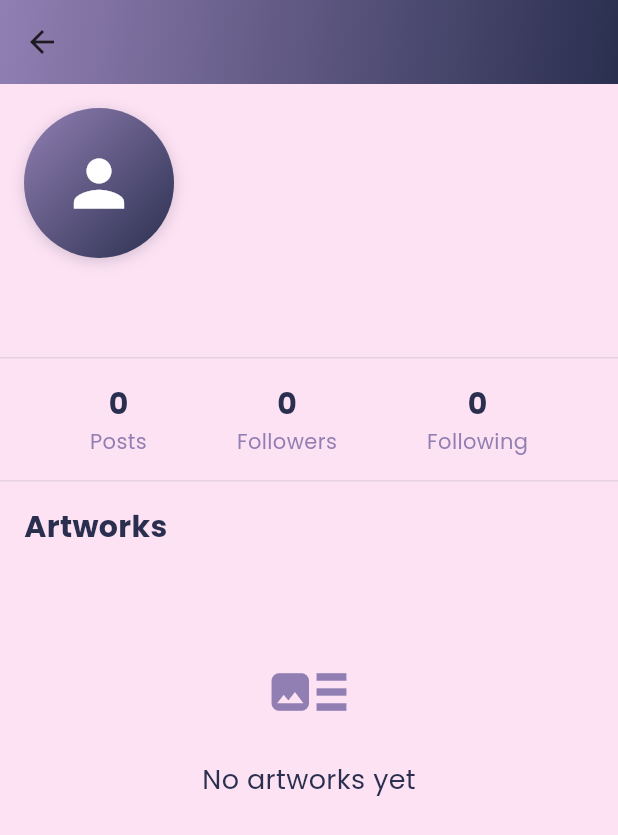
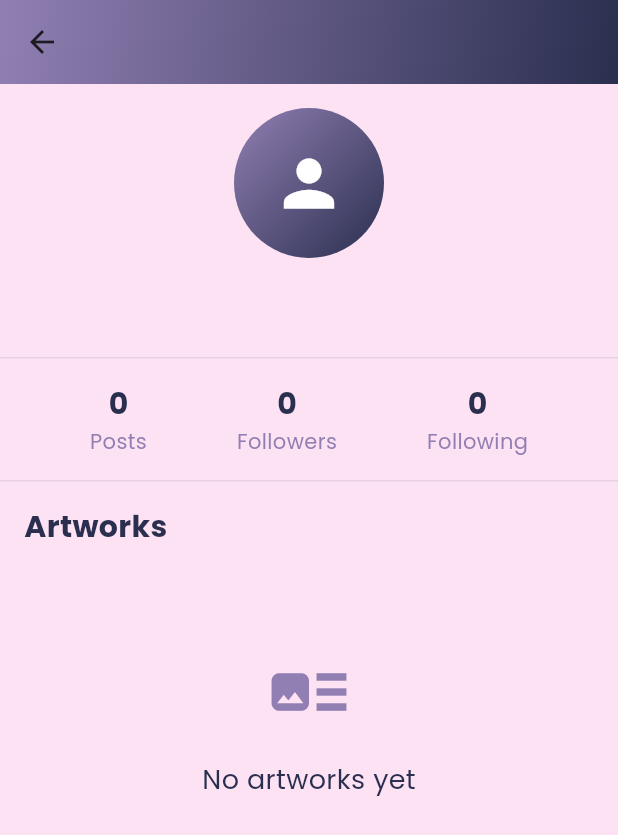
Before and after one commit to SeanParaiso/designerX, a Flutter app: the ArtistProfileScreen screen opened directly with empty values, on a phone screen of 412 x 824 dp. Shown: the top 835 px of the screen. Run offline on Flutter 3.47's test engine with Material 3 defaults, Android fonts, the light colour scheme and no system bars; our stand-ins replace cloud_firestore, firebase_auth, firebase_core, firebase_storage, google_fonts, image_picker and 1 more; accounts and stored records are empty.

Commit message:
fixed art profile display

```diff
--- a/lib/screens/artist_profile_screen.dart
+++ b/lib/screens/artist_profile_screen.dart
@@ -117,11 +117,19 @@ class ArtistProfileScreen extends StatelessWidget {
                 // Profile Header
                 Container(
                   padding: const EdgeInsets.all(16),
+                  width: double.infinity,
                   child: Column(
+                    crossAxisAlignment: CrossAxisAlignment.center,
+                    mainAxisAlignment: MainAxisAlignment.center,
                     children: [
-                      Container(
+                      Center(
+                        child: Container(
                           width: 100,
                           height: 100,
+                          child: CircleAvatar(
+                            radius: 50,
+                            backgroundColor: Colors.transparent,
+                            child: Container(
                               decoration: BoxDecoration(
                                 shape: BoxShape.circle,
                                 gradient: LinearGradient(
@@ -129,18 +137,33 @@ class ArtistProfileScreen extends StatelessWidget {
                                   begin: Alignment.topLeft,
                                   end: Alignment.bottomRight,
                                 ),
-                          boxShadow: [
-                            BoxShadow(
-                              color: primaryColor.withOpacity(0.2),
-                              blurRadius: 8,
-                              offset: const Offset(0, 2),
                               ),
-                          ],
+                              child: StreamBuilder<DocumentSnapshot>(
+                                stream: FirebaseFirestore.instance
+                                    .collection('tbl_artists')
+                                    .doc(artistId)
+                                    .snapshots(),
+                                builder: (context, artistSnapshot) {
+                                  String? profilePicUrl;
+                                  if (artistSnapshot.hasData && artistSnapshot.data!.exists) {
+                                    final artistData = artistSnapshot.data!.data() as Map<String, dynamic>?;
+                                    profilePicUrl = artistData?['profile_picture'];
+                                  }
+
+                                  return CircleAvatar(
+                                    radius: 50,
+                                    backgroundColor: Colors.transparent,
+                                    backgroundImage: profilePicUrl != null && profilePicUrl.isNotEmpty
+                                        ? NetworkImage(profilePicUrl)
+                                        : null,
+                                    child: profilePicUrl == null || profilePicUrl.isEmpty
+                                        ? Icon(Icons.person, color: Colors.white, size: 50)
+                                        : null,
+                                  );
+                                },
                               ),
-                        child: const Icon(
-                          Icons.person,
-                          size: 50,
-                          color: Colors.white,
+                            ),
+                          ),
                         ),
                       ),
                       const SizedBox(height: 16),
```
Lines whose indentation alone changed are shown as unchanged.
